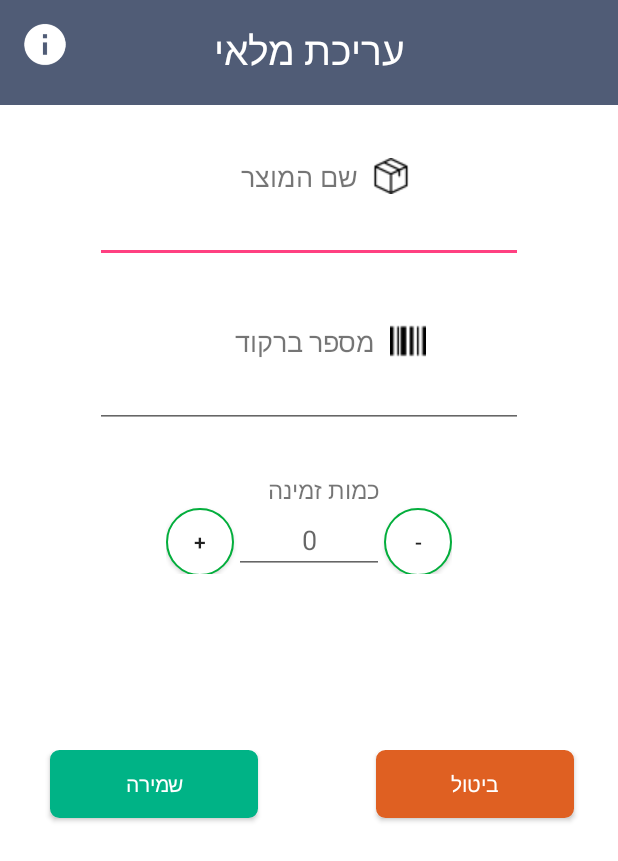
After one commit to moranmo29/Final_Project, an Android app: the AddEditStatus screen opened directly, with no data from a screen before it, on a phone screen of 412 x 824 dp. The commit adds this screen. Shown: the top 861 px of the screen. Run offline under Robolectric (Android 15) with nearby library versions, the phone set to English and light mode, and no system bars.

Commit message:
add status activity

```diff
--- a/app/src/main/AndroidManifest.xml
+++ b/app/src/main/AndroidManifest.xml
@@ -33,7 +33,9 @@
         <activity android:name=".AddBarcode" />
         <activity android:name=".Price" />
         <activity android:name=".AddPrice" />
-        <activity android:name=".AddPriceCheck"></activity>
+        <activity android:name=".AddPriceCheck" />
+        <activity android:name=".Status" />
+        <activity android:name=".AddEditStatus"></activity>
     </application>
 
 </manifest>
--- /dev/null
+++ b/app/src/main/java/com/moran/myd/AddEditStatus.java
@@ -0,0 +1,31 @@
+package com.moran.myd;
+
+import android.content.Intent;
+import android.support.v7.app.AppCompatActivity;
+import android.os.Bundle;
+import android.view.View;
+import android.widget.Button;
+
+public class AddEditStatus extends AppCompatActivity {
+
+    Button cancelBtn;
+
+    @Override
+    protected void onCreate(Bundle savedInstanceState) {
+        super.onCreate(savedInstanceState);
+        setContentView(R.layout.activity_add_edit_status);
+        cancelBtn = (Button) findViewById(R.id.cancel_btn);
+
+        cancelBtn.setOnClickListener(new View.OnClickListener() {
+            @Override
+            public void onClick(View view) {
+                moveToStatusScreen();
+            }
+        });
+    }
+
+    public void moveToStatusScreen() {
+        Intent i = new Intent(AddEditStatus.this, Status.class);
+        startActivity(i);
+    }
+}
--- a/app/src/main/java/com/moran/myd/MainMenu.java
+++ b/app/src/main/java/com/moran/myd/MainMenu.java
@@ -62,6 +62,8 @@ public class MainMenu extends AppCompatActivity {
                         startActivity(i);
                         break;
                     case 7:
+                        i = new Intent(MainMenu.this,Status.class);
+                        startActivity(i);
                         break;
                     case 8:
                         i = new Intent(MainMenu.this, LoginActivity.class);
--- /dev/null
+++ b/app/src/main/res/layout/activity_add_edit_status.xml
@@ -0,0 +1,184 @@
+<?xml version="1.0" encoding="utf-8"?>
+<RelativeLayout xmlns:android="http://schemas.android.com/apk/res/android"
+    xmlns:app="http://schemas.android.com/apk/res-auto"
+    xmlns:tools="http://schemas.android.com/tools"
+    android:id="@+id/activity_add_edit_status"
+    android:layout_width="match_parent"
+    android:layout_height="match_parent"
+    android:background="#FFFFFF"
+    tools:context="com.moran.myd.AddEditStatus">
+
+    <LinearLayout
+        android:layout_width="match_parent"
+        android:layout_height="70dp"
+        android:layout_centerHorizontal="true"
+        android:background="#505C76"
+        android:orientation="vertical"
+        android:textAlignment="center" />
+
+    <TextView
+        android:id="@+id/textAddEditStatus"
+        android:layout_width="match_parent"
+        android:layout_height="wrap_content"
+        android:layout_alignParentLeft="true"
+        android:layout_alignParentStart="true"
+        android:layout_marginBottom="19dp"
+        android:padding="15dp"
+        android:text="@string/edit_status_title"
+        android:textAlignment="center"
+        android:textColor="@android:color/white"
+        android:textSize="26sp" />
+
+    <ImageButton
+        android:id="@+id/info_btn"
+        android:layout_width="35dp"
+        android:layout_height="35dp"
+        android:layout_alignParentLeft="true"
+        android:layout_alignParentStart="true"
+        android:layout_alignParentTop="true"
+        android:layout_marginLeft="12dp"
+        android:layout_marginStart="12dp"
+        android:layout_marginTop="12dp"
+        android:background="#505C76"
+        android:scaleType="fitXY"
+        app:srcCompat="@drawable/infor" />
+
+    <RelativeLayout
+        android:layout_width="match_parent"
+        android:layout_height="100dp"
+        android:layout_alignParentLeft="true"
+        android:layout_alignParentStart="true"
+        android:layout_alignParentTop="true"
+        android:layout_marginTop="500dp">
+
+        <Button
+            android:id="@+id/cancel_btn"
+            android:layout_width="wrap_content"
+            android:layout_height="45dp"
+            android:layout_alignParentEnd="true"
+            android:layout_alignParentRight="true"
+            android:layout_alignParentTop="true"
+            android:layout_marginEnd="29dp"
+            android:layout_marginRight="29dp"
+            android:background="@drawable/buttonshape"
+            android:backgroundTint="#DF6022"
+            android:paddingLeft="50dp"
+            android:paddingRight="50dp"
+            android:text="@string/cancel_btn"
+            android:textColor="#FFFFFF" />
+
+        <Button
+            android:id="@+id/save_btn"
+            android:layout_width="wrap_content"
+            android:layout_height="45dp"
+            android:layout_alignParentLeft="true"
+            android:layout_alignParentStart="true"
+            android:layout_alignParentTop="true"
+            android:layout_marginLeft="33dp"
+            android:layout_marginStart="33dp"
+            android:background="@drawable/buttonshape"
+            android:backgroundTint="#00B386"
+            android:paddingLeft="50dp"
+            android:paddingRight="50dp"
+            android:text="@string/save_btn"
+            android:textColor="#FFFFFF" />
+    </RelativeLayout>
+
+    <LinearLayout
+        android:layout_width="match_parent"
+        android:layout_height="400dp"
+        android:layout_alignParentLeft="true"
+        android:layout_alignParentStart="true"
+        android:layout_below="@+id/textAddEditStatus"
+        android:orientation="vertical"
+        android:weightSum="1">
+
+        <TextView
+            android:id="@+id/add_product_name"
+            android:layout_width="133dp"
+            android:layout_height="wrap_content"
+            android:layout_gravity="center"
+            android:layout_marginTop="20dp"
+            android:drawablePadding="10dp"
+            android:drawableRight="@drawable/package_product"
+            android:ems="10"
+            android:text="@string/bracode_product_name"
+            android:textSize="18sp" />
+
+        <EditText
+            android:id="@+id/et_product_name"
+            android:layout_width="285dp"
+            android:layout_height="wrap_content"
+            android:layout_gravity="center"
+            android:drawablePadding="10dp"
+            android:ems="10"
+            android:imeOptions="actionNext"
+            android:inputType="text"
+            android:maxLines="1"
+            android:textAlignment="center" />
+
+        <TextView
+            android:id="@+id/barcode_number"
+            android:layout_width="156dp"
+            android:layout_height="wrap_content"
+            android:layout_gravity="center"
+            android:layout_marginTop="40dp"
+            android:drawablePadding="10dp"
+            android:drawableRight="@drawable/barcode_icon"
+            android:ems="10"
+            android:text="@string/barcode_number_product"
+            android:textSize="18sp" />
+
+        <EditText
+            android:id="@+id/add_barcode_number_product"
+            android:layout_width="285dp"
+            android:layout_height="wrap_content"
+            android:layout_gravity="center"
+            android:ems="10"
+            android:inputType="number"
+            android:textAlignment="center" />
+
+        <TextView
+            android:id="@+id/AviableQuantityUnit"
+            android:layout_width="95dp"
+            android:layout_height="wrap_content"
+            android:layout_gravity="center"
+            android:layout_marginTop="30dp"
+            android:ems="10"
+            android:text="@string/aviable_quantity_unit"
+            android:textSize="16sp" />
+
+        <LinearLayout
+            android:layout_width="wrap_content"
+            android:layout_height="wrap_content"
+            android:layout_gravity="center"
+            android:orientation="horizontal">
+
+            <Button
+                android:id="@+id/button_plus"
+                android:layout_width="45dp"
+                android:layout_height="45dp"
+                android:background="@drawable/button_plus_minus"
+                android:text="@string/plus_counter" />
+
+
+            <EditText
+                android:id="@+id/priceMinimumQuantity"
+                android:layout_width="100dp"
+                android:layout_height="wrap_content"
+                android:gravity="center"
+                android:hint="@string/init_zero_value"
+                android:inputType="number"></EditText>
+
+            <Button
+                android:id="@+id/button_minus"
+                android:layout_width="45dp"
+                android:layout_height="45dp"
+                android:background="@drawable/button_plus_minus"
+                android:text="@string/minus_counter" />
+
+        </LinearLayout>
+
+    </LinearLayout>
+
+</RelativeLayout>
--- a/app/src/main/res/values/strings.xml
+++ b/app/src/main/res/values/strings.xml
@@ -130,5 +130,12 @@
     <string name="return_btn">חזור</string>
     <string name="check_btn">בדוק</string>
 
+    <!--Status Activity-->
+    <string name="status_title">מצב מלאי</string>
+
+    <string name="edit_status_title">עריכת מלאי</string>
+    <string name="barcode_number_product">מספר ברקוד</string>
+    <string name="aviable_quantity_unit">כמות זמינה</string>
+
 
 </resources>
```
Also changed, not shown: app/src/main/java/com/moran/myd/Status.java (added, +45 -0 lines), app/src/main/res/layout/activity_status.xml (added, +80 -0 lines).
